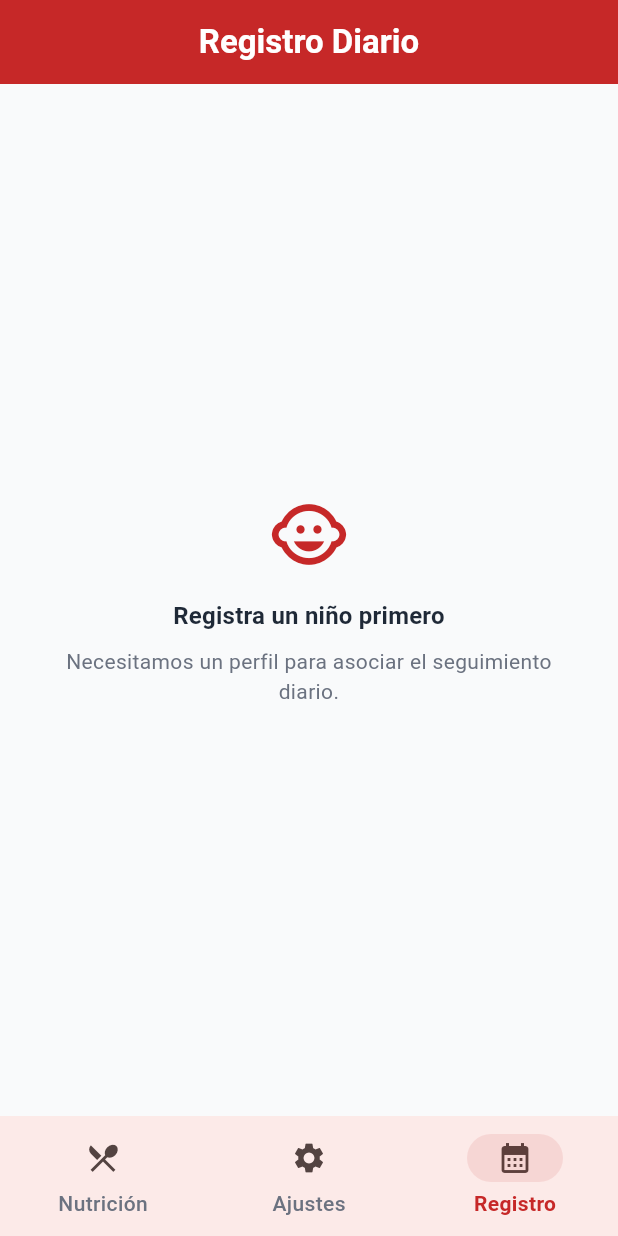
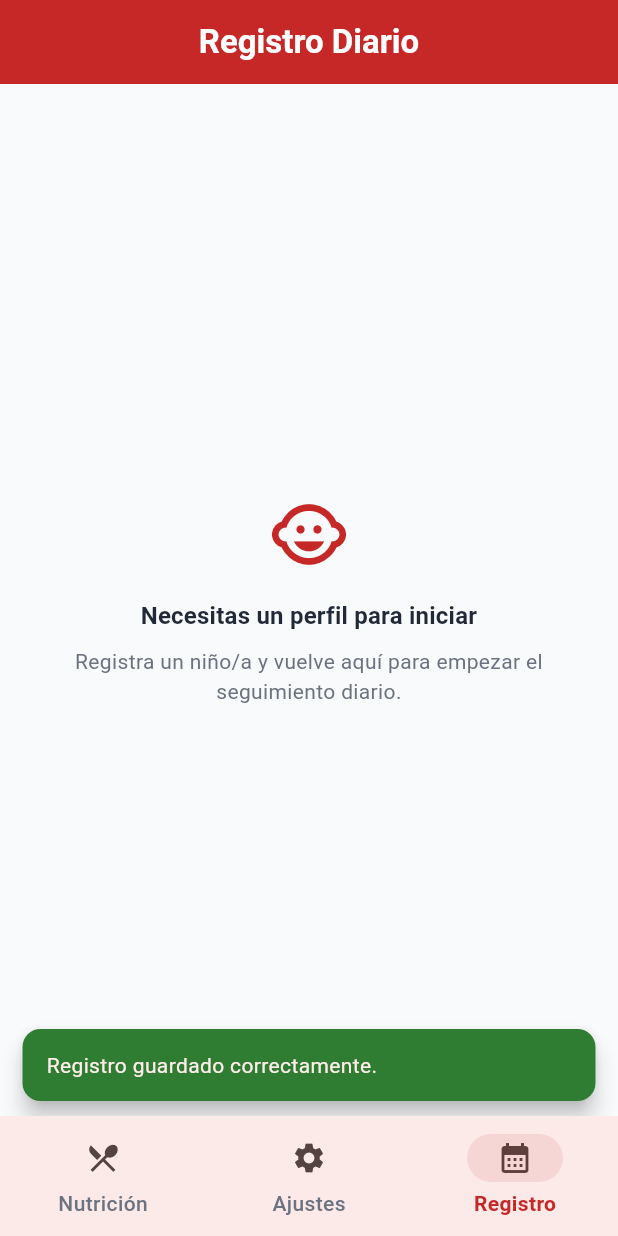
Before and after one commit to FabrizioOMG7/irontech_nutrihierro, a Flutter app: the TrackingPage screen opened by its route, on a phone screen of 412 x 824 dp. Run offline on Flutter 3.47's test engine with Material 3 defaults, Android fonts, the phone set to English and light mode, and no system bars; our stand-ins replace cloud_firestore, flutter_riverpod, go_router; accounts and stored records are empty.

Commit message:
test+ux: add domain/provider coverage and polish alma-style feedback
Agent-Logs-Url: https://github.com/FabrizioOMG7/irontech_nutrihierro/sessions/c31fcc69-faf4-4269-8f32-366d50e41dc5

Co-authored-by: FabrizioOMG7 <168693395+FabrizioOMG7@users.noreply.github.com>

```diff
--- a/lib/core/theme/app_tokens.dart
+++ b/lib/core/theme/app_tokens.dart
@@ -30,5 +30,5 @@ class AppRadius {
 
 class AppBreakpoints {
   static const double tablet = 768;
-  static const double maxContentWidth = 840;
+  static const double maxContentWidth = 760;
 }
--- a/lib/core/widgets/async_value_view.dart
+++ b/lib/core/widgets/async_value_view.dart
@@ -5,6 +5,7 @@ class AsyncValueView<T> extends StatelessWidget {
   final AsyncValue<T> value;
   final Widget Function(T data) dataBuilder;
   final String errorPrefix;
+  final String? loadingMessage;
   final Widget? loading;
 
   const AsyncValueView({
@@ -12,6 +13,7 @@ class AsyncValueView<T> extends StatelessWidget {
     required this.value,
     required this.dataBuilder,
     this.errorPrefix = 'Error',
+    this.loadingMessage,
     this.loading,
   });
 
@@ -19,8 +21,24 @@ class AsyncValueView<T> extends StatelessWidget {
   Widget build(BuildContext context) {
     return value.when(
       data: dataBuilder,
-      loading: () => loading ?? const Center(child: CircularProgressIndicator()),
-      error: (error, _) => Center(child: Text('$errorPrefix: $error')),
+      loading: () => loading ?? Center(
+        child: Column(
+          mainAxisSize: MainAxisSize.min,
+          children: [
+            const CircularProgressIndicator(),
+            if (loadingMessage != null) ...[
+              const SizedBox(height: 12),
+              Text(loadingMessage!),
+            ],
+          ],
+        ),
+      ),
+      error: (error, _) => Center(
+        child: Text(
+          '$errorPrefix: $error',
+          textAlign: TextAlign.center,
+        ),
+      ),
     );
   }
 }
--- a/lib/features/nutrition/presentation/providers/pages/nutrition_page.dart
+++ b/lib/features/nutrition/presentation/providers/pages/nutrition_page.dart
@@ -31,12 +31,13 @@ class NutritionPage extends ConsumerWidget {
       body: AsyncValueView(
         value: ref.watch(childrenListProvider),
         errorPrefix: 'Error al cargar perfil',
+        loadingMessage: 'Cargando perfiles...',
         dataBuilder: (children) {
           if (children.isEmpty) {
             return const EmptyStateView(
               icon: Icons.child_care,
-              title: 'No hay niños registrados',
-              message: 'Registra primero un perfil para ver recomendaciones personalizadas.',
+              title: 'Primero registra un perfil',
+              message: 'Ve al registro de niño/a para activar recomendaciones personalizadas.',
             );
           }
           final child = children.first;
@@ -56,12 +57,13 @@ class NutritionPage extends ConsumerWidget {
                   child: AsyncValueView(
                     value: ref.watch(recipesByCategoryProvider(category)),
                     errorPrefix: 'Error al cargar recetas',
+                    loadingMessage: 'Buscando recetas recomendadas...',
                     dataBuilder: (recipes) {
                       if (recipes.isEmpty) {
                         return const EmptyStateView(
                           icon: Icons.restaurant,
                           title: 'Sin recetas disponibles',
-                          message: 'No hay recetas para esta etapa en este momento.',
+                          message: 'Intenta más tarde o ajusta el perfil para obtener nuevas sugerencias.',
                         );
                       }
                       return ListView.builder(
--- a/lib/features/tracking/presentation/tracking_page.dart
+++ b/lib/features/tracking/presentation/tracking_page.dart
@@ -17,18 +17,38 @@ class TrackingPage extends ConsumerWidget {
   @override
   Widget build(BuildContext context, WidgetRef ref) {
     final childrenAsync = ref.watch(childrenListProvider);
+    final trackingState = ref.watch(trackingControllerProvider);
+
+    ref.listen<AsyncValue<void>>(trackingControllerProvider, (previous, next) {
+      if (previous?.isLoading == true && next.hasValue) {
+        ScaffoldMessenger.of(context).showSnackBar(
+          const SnackBar(
+            content: Text('Registro guardado correctamente.'),
+            backgroundColor: AppColors.success,
+          ),
+        );
+      } else if (next.hasError) {
+        ScaffoldMessenger.of(context).showSnackBar(
+          SnackBar(
+            content: Text('No se pudo guardar el registro: ${next.error}'),
+            backgroundColor: AppColors.error,
+          ),
+        );
+      }
+    });
 
     return Scaffold(
       appBar: AppBar(title: const Text('Registro Diario')),
       body: AsyncValueView(
         value: childrenAsync,
         errorPrefix: 'Error al cargar perfil',
+        loadingMessage: 'Cargando perfiles...',
         dataBuilder: (children) {
           if (children.isEmpty) {
             return const EmptyStateView(
               icon: Icons.child_care,
-              title: 'Registra un niño primero',
-              message: 'Necesitamos un perfil para asociar el seguimiento diario.',
+              title: 'Necesitas un perfil para iniciar',
+              message: 'Registra un niño/a y vuelve aquí para empezar el seguimiento diario.',
             );
           }
 
@@ -58,12 +78,13 @@ class TrackingPage extends ConsumerWidget {
                   child: AsyncValueView(
                     value: ref.watch(monthlyRecordsProvider(query)),
                     errorPrefix: 'Error al cargar registro',
+                    loadingMessage: 'Cargando historial del mes...',
                     dataBuilder: (records) {
                       if (records.isEmpty) {
                         return const EmptyStateView(
                           icon: Icons.calendar_month,
                           title: 'Sin registros este mes',
-                          message: 'Toca el botón "Registrar hoy" para empezar el seguimiento.',
+                          message: 'Usa "Registrar hoy" para guardar la primera ingesta del mes.',
                         );
                       }
                       return ListView.builder(
@@ -82,7 +103,7 @@ class TrackingPage extends ConsumerWidget {
         data: (children) {
           if (children.isEmpty) return null;
           return FloatingActionButton.extended(
-            onPressed: () {
+            onPressed: trackingState.isLoading ? null : () {
               final newRecord = DailyRecord(
                 id: const Uuid().v4(),
                 childId: children.first.id,
@@ -93,7 +114,7 @@ class TrackingPage extends ConsumerWidget {
               ref.read(trackingControllerProvider.notifier).addRecord(newRecord);
             },
             icon: const Icon(Icons.add),
-            label: const Text('Registrar hoy'),
+            label: Text(trackingState.isLoading ? 'Guardando...' : 'Registrar hoy'),
             backgroundColor: AppColors.primary,
             foregroundColor: Colors.white,
           );
@@ -113,6 +134,7 @@ class _RecordTile extends StatelessWidget {
   Widget build(BuildContext context) {
     return Card(
       child: ListTile(
+        minVerticalPadding: AppSpacing.sm,
         leading: Icon(
           record.sourceType == IronSourceType.food ? Icons.restaurant : Icons.local_hospital,
           color: AppColors.primary,
```
Also changed, not shown: lib/features/profile/presentation/pages/profile_register_page.dart (+6 -2 lines), 4 other files.
